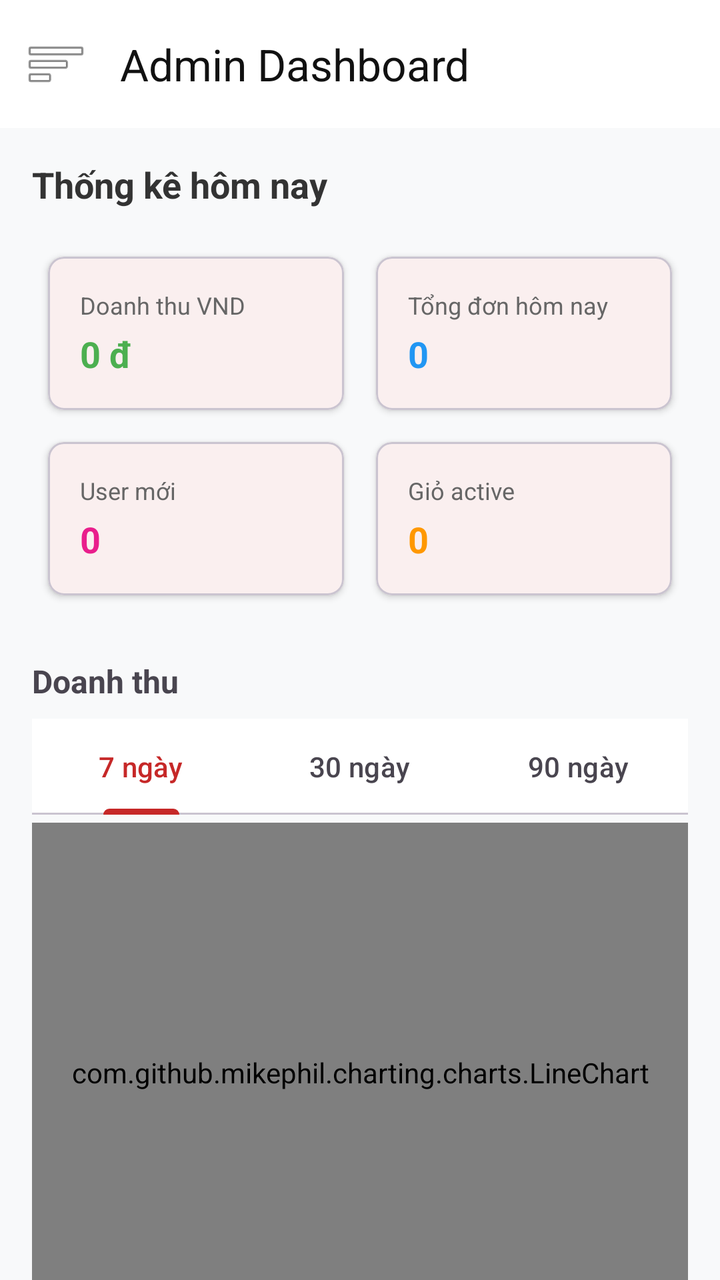
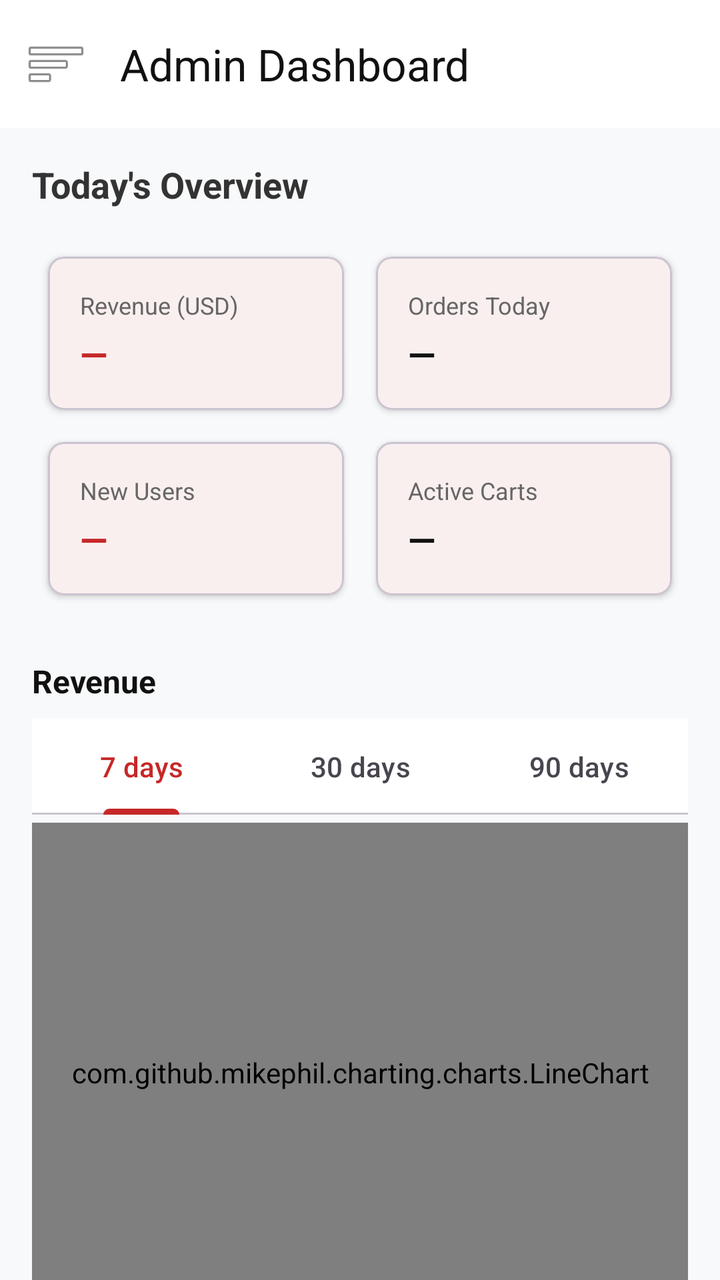

Two renders of the same Android screen: before a commit and after it. Below are the layout's source before the change and the commit's diff.
<!-- AndroidManifest.xml: application theme Theme.TirTirMCommerce -->
<!-- res/layout/activity_admin.xml -->
<?xml version="1.0" encoding="utf-8"?>
<androidx.drawerlayout.widget.DrawerLayout xmlns:android="http://schemas.android.com/apk/res/android"
    xmlns:app="http://schemas.android.com/apk/res-auto"
    xmlns:tools="http://schemas.android.com/tools"
    android:id="@+id/drawerLayoutAdmin"
    android:layout_width="match_parent"
    android:layout_height="match_parent"
    tools:openDrawer="start">

    <androidx.coordinatorlayout.widget.CoordinatorLayout
        android:layout_width="match_parent"
        android:layout_height="match_parent"
        android:background="#F8F9FA">

        <com.google.android.material.appbar.AppBarLayout
            android:layout_width="match_parent"
            android:layout_height="wrap_content">
            <androidx.appcompat.widget.Toolbar
                android:id="@+id/toolbarAdmin"
                android:layout_width="match_parent"
                android:layout_height="?attr/actionBarSize"
                android:background="#FFFFFF"
                app:title="Admin Dashboard"
                app:titleTextColor="@color/tirtir_black"
                app:navigationIcon="@android:drawable/ic_menu_sort_by_size" />
        </com.google.android.material.appbar.AppBarLayout>

        <androidx.core.widget.NestedScrollView
            android:layout_width="match_parent"
            android:layout_height="match_parent"
            app:layout_behavior="@string/appbar_scrolling_view_behavior">

            <LinearLayout
                android:layout_width="match_parent"
                android:layout_height="wrap_content"
                android:orientation="vertical"
                android:padding="16dp">

                <TextView
                    android:id="@+id/tvAdminSubtitle"
                    android:layout_width="wrap_content"
                    android:layout_height="wrap_content"
                    android:text="Thống kê hôm nay"
                    android:textSize="18sp"
                    android:textStyle="bold"
                    android:textColor="#333333"
                    android:layout_marginBottom="16dp" />

                
                <GridLayout
                    android:layout_width="match_parent"
                    android:layout_height="wrap_content"
                    android:columnCount="2"
                    android:rowCount="2"
                    android:layout_marginBottom="24dp">

                    <com.google.android.material.card.MaterialCardView
                        android:layout_width="0dp"
                        android:layout_height="wrap_content"
                        android:layout_columnWeight="1"
                        android:layout_margin="8dp"
                        app:cardElevation="2dp"
                        app:cardCornerRadius="8dp">
                        <LinearLayout android:orientation="vertical" android:padding="16dp" android:layout_width="match_parent" android:layout_height="wrap_content">
                            <TextView android:text="Doanh thu VND" android:textSize="12sp" android:textColor="#666666" android:layout_width="wrap_content" android:layout_height="wrap_content"/>
                            <TextView android:id="@+id/tvRevenue" android:text="0 đ" android:textSize="18sp" android:textStyle="bold" android:textColor="#4CAF50" android:layout_width="wrap_content" android:layout_height="wrap_content" android:layout_marginTop="4dp"/>
                        </LinearLayout>
                    </com.google.android.material.card.MaterialCardView>

                    <com.google.android.material.card.MaterialCardView
                        android:layout_width="0dp"
                        android:layout_height="wrap_content"
                        android:layout_columnWeight="1"
                        android:layout_margin="8dp"
                        app:cardElevation="2dp"
                        app:cardCornerRadius="8dp">
                        <LinearLayout android:orientation="vertical" android:padding="16dp" android:layout_width="match_parent" android:layout_height="wrap_content">
                            <TextView android:text="Tổng đơn hôm nay" android:textSize="12sp" android:textColor="#666666" android:layout_width="wrap_content" android:layout_height="wrap_content"/>
                            <TextView android:id="@+id/tvOrders" android:text="0" android:textSize="18sp" android:textStyle="bold" android:textColor="#2196F3" android:layout_width="wrap_content" android:layout_height="wrap_content" android:layout_marginTop="4dp"/>
                        </LinearLayout>
                    </com.google.android.material.card.MaterialCardView>

                    <com.google.android.material.card.MaterialCardView
                        android:layout_width="0dp"
                        android:layout_height="wrap_content"
                        android:layout_columnWeight="1"
                        android:layout_margin="8dp"
                        app:cardElevation="2dp"
                        app:cardCornerRadius="8dp">
                        <LinearLayout android:orientation="vertical" android:padding="16dp" android:layout_width="match_parent" android:layout_height="wrap_content">
                            <TextView android:text="User mới" android:textSize="12sp" android:textColor="#666666" android:layout_width="wrap_content" android:layout_height="wrap_content"/>
                            <TextView android:id="@+id/tvUsers" android:text="0" android:textSize="18sp" android:textStyle="bold" android:textColor="#E91E8C" android:layout_width="wrap_content" android:layout_height="wrap_content" android:layout_marginTop="4dp"/>
                        </LinearLayout>
                    </com.google.android.material.card.MaterialCardView>

                    <com.google.android.material.card.MaterialCardView
                        android:layout_width="0dp"
                        android:layout_height="wrap_content"
                        android:layout_columnWeight="1"
                        android:layout_margin="8dp"
                        app:cardElevation="2dp"
                        app:cardCornerRadius="8dp">
                        <LinearLayout android:orientation="vertical" android:padding="16dp" android:layout_width="match_parent" android:layout_height="wrap_content">
                            <TextView android:text="Giỏ active" android:textSize="12sp" android:textColor="#666666" android:layout_width="wrap_content" android:layout_height="wrap_content"/>
                            <TextView android:id="@+id/tvVisits" android:text="0" android:textSize="18sp" android:textStyle="bold" android:textColor="#FF9800" android:layout_width="wrap_content" android:layout_height="wrap_content" android:layout_marginTop="4dp"/>
                        </LinearLayout>
                    </com.google.android.material.card.MaterialCardView>

                </GridLayout>

                <TextView
                    android:layout_width="wrap_content"
                    android:layout_height="wrap_content"
                    android:text="Doanh thu"
                    android:textSize="16sp"
                    android:textStyle="bold"
                    android:layout_marginBottom="8dp"/>

                <com.google.android.material.tabs.TabLayout
                    android:id="@+id/tabLayoutTime"
                    android:layout_width="match_parent"
                    android:layout_height="wrap_content"
                    android:layout_marginBottom="4dp"
                    app:tabGravity="fill"
                    app:tabMode="fixed"
                    app:tabIndicatorColor="@color/tirtir_red_primary"
                    app:tabSelectedTextColor="@color/tirtir_red_primary">
                    <com.google.android.material.tabs.TabItem android:text="7 ngày" />
                    <com.google.android.material.tabs.TabItem android:text="30 ngày" />
                    <com.google.android.material.tabs.TabItem android:text="90 ngày" />
                </com.google.android.material.tabs.TabLayout>

                <com.github.mikephil.charting.charts.LineChart
                    android:id="@+id/lineChartRevenue"
                    android:layout_width="match_parent"
                    android:layout_height="250dp"
                    android:layout_marginBottom="24dp"/>

                <TextView
                    android:layout_width="wrap_content"
                    android:layout_height="wrap_content"
                    android:text="Top 5 sản phẩm bán chạy"
                    android:textSize="16sp"
                    android:textStyle="bold"
                    android:layout_marginBottom="8dp"/>
                <com.github.mikephil.charting.charts.BarChart
                    android:id="@+id/barChartProducts"
                    android:layout_width="match_parent"
                    android:layout_height="250dp"
                    android:layout_marginBottom="24dp"/>

                <TextView
                    android:layout_width="wrap_content"
                    android:layout_height="wrap_content"
                    android:text="Doanh số theo danh mục"
                    android:textSize="16sp"
                    android:textStyle="bold"
                    android:layout_marginBottom="8dp"/>
                <com.github.mikephil.charting.charts.PieChart
                    android:id="@+id/pieChartCategory"
                    android:layout_width="match_parent"
                    android:layout_height="250dp"
                    android:layout_marginBottom="32dp"/>

            </LinearLayout>
        </androidx.core.widget.NestedScrollView>

    </androidx.coordinatorlayout.widget.CoordinatorLayout>

    <com.google.android.material.navigation.NavigationView
        android:id="@+id/navigationViewAdmin"
        android:layout_width="wrap_content"
        android:layout_height="match_parent"
        android:layout_gravity="start"
        app:headerLayout="@layout/nav_header_main"
        app:menu="@menu/admin_drawer_menu" />

</androidx.drawerlayout.widget.DrawerLayout>
<!-- res/layout/nav_header_main.xml (included above) -->
<?xml version="1.0" encoding="utf-8"?>
<LinearLayout xmlns:android="http://schemas.android.com/apk/res/android"
    android:layout_width="match_parent"
    android:layout_height="176dp"
    android:background="@color/tirtir_red_primary"
    android:gravity="bottom"
    android:orientation="vertical"
    android:padding="16dp"
    android:theme="@style/ThemeOverlay.AppCompat.Dark">

    <ImageView
        android:layout_width="64dp"
        android:layout_height="64dp"
        android:src="@drawable/ic_logo_black"
        android:contentDescription="Admin Logo" />

    <TextView
        android:layout_width="match_parent"
        android:layout_height="wrap_content"
        android:paddingTop="8dp"
        android:text="TirTir Admin"
        android:textAppearance="@style/TextAppearance.AppCompat.Body1"
        android:textStyle="bold" />

    <TextView
        android:id="@+id/tvAdminEmail"
        android:layout_width="match_parent"
        android:layout_height="wrap_content"
        android:text="admin@tirtir.com" />

</LinearLayout>
<!-- resources referenced by this layout -->
<resources>
  <color name="tirtir_black">#111111</color>
  <color name="tirtir_red_primary">#C62828</color>
  <!-- drawable ic_logo_black: webp bitmap (drawable, 2134 bytes) -->
  <style name="Theme.TirTirMCommerce" parent="Base.Theme.TirTirMCommerce" />
  <style name="Base.Theme.TirTirMCommerce" parent="Theme.Material3.DayNight.NoActionBar">
          
          <item name="colorPrimary">@color/tirtir_red_primary</item>
          <item name="colorPrimaryDark">@color/tirtir_red_dark</item>
          <item name="colorPrimaryContainer">@color/tirtir_red_surface</item>
  
          
          <item name="colorOnPrimary">@color/tirtir_white</item>
          <item name="colorOnPrimaryContainer">@color/tirtir_red_primary</item>
  
          
          <item name="colorSecondary">@color/tirtir_black</item>
          <item name="colorOnSecondary">@color/tirtir_white</item>
  
          
          <item name="colorSurface">@color/tirtir_white</item>
          <item name="colorOnSurface">@color/tirtir_black</item>
          <item name="colorSurfaceVariant">@color/tirtir_off_white</item>
  
          
          <item name="android:windowBackground">@color/tirtir_off_white</item>
          <item name="android:statusBarColor">@color/tirtir_white</item>
          <item name="android:windowLightStatusBar">true</item>
  
          
          <item name="colorError">@color/tirtir_error</item>
      </style>
  <color name="tirtir_red_dark">#8E0000</color>
  <color name="tirtir_red_surface">#FFEBEE</color>
  <color name="tirtir_white">#FFFFFF</color>
  <color name="tirtir_off_white">#F8F8F8</color>
  <color name="tirtir_error">#D32F2F</color>
</resources>

<!-- the commit's change to res/layout/activity_admin.xml (unified diff, before → after) -->
@@ -40,7 +40,7 @@
                     android:id="@+id/tvAdminSubtitle"
                     android:layout_width="wrap_content"
                     android:layout_height="wrap_content"
-                    android:text="Thống kê hôm nay"
+                    android:text="Today's Overview"
                     android:textSize="18sp"
                     android:textStyle="bold"
                     android:textColor="#333333"
@@ -62,47 +62,47 @@
                         app:cardElevation="2dp"
                         app:cardCornerRadius="8dp">
                         <LinearLayout android:orientation="vertical" android:padding="16dp" android:layout_width="match_parent" android:layout_height="wrap_content">
-                            <TextView android:text="Doanh thu VND" android:textSize="12sp" android:textColor="#666666" android:layout_width="wrap_content" android:layout_height="wrap_content"/>
-                            <TextView android:id="@+id/tvRevenue" android:text="0 đ" android:textSize="18sp" android:textStyle="bold" android:textColor="#4CAF50" android:layout_width="wrap_content" android:layout_height="wrap_content" android:layout_marginTop="4dp"/>
-                        </LinearLayout>
-                    </com.google.android.material.card.MaterialCardView>
-
-                    <com.google.android.material.card.MaterialCardView
-                        android:layout_width="0dp"
-                        android:layout_height="wrap_content"
-                        android:layout_columnWeight="1"
-                        android:layout_margin="8dp"
-                        app:cardElevation="2dp"
-                        app:cardCornerRadius="8dp">
-                        <LinearLayout android:orientation="vertical" android:padding="16dp" android:layout_width="match_parent" android:layout_height="wrap_content">
-                            <TextView android:text="Tổng đơn hôm nay" android:textSize="12sp" android:textColor="#666666" android:layout_width="wrap_content" android:layout_height="wrap_content"/>
-                            <TextView android:id="@+id/tvOrders" android:text="0" android:textSize="18sp" android:textStyle="bold" android:textColor="#2196F3" android:layout_width="wrap_content" android:layout_height="wrap_content" android:layout_marginTop="4dp"/>
-                        </LinearLayout>
-                    </com.google.android.material.card.MaterialCardView>
-
-                    <com.google.android.material.card.MaterialCardView
-                        android:layout_width="0dp"
-                        android:layout_height="wrap_content"
-                        android:layout_columnWeight="1"
-                        android:layout_margin="8dp"
-                        app:cardElevation="2dp"
-                        app:cardCornerRadius="8dp">
-                        <LinearLayout android:orientation="vertical" android:padding="16dp" android:layout_width="match_parent" android:layout_height="wrap_content">
-                            <TextView android:text="User mới" android:textSize="12sp" android:textColor="#666666" android:layout_width="wrap_content" android:layout_height="wrap_content"/>
-                            <TextView android:id="@+id/tvUsers" android:text="0" android:textSize="18sp" android:textStyle="bold" android:textColor="#E91E8C" android:layout_width="wrap_content" android:layout_height="wrap_content" android:layout_marginTop="4dp"/>
-                        </LinearLayout>
-                    </com.google.android.material.card.MaterialCardView>
-
-                    <com.google.android.material.card.MaterialCardView
-                        android:layout_width="0dp"
-                        android:layout_height="wrap_content"
-                        android:layout_columnWeight="1"
-                        android:layout_margin="8dp"
-                        app:cardElevation="2dp"
-                        app:cardCornerRadius="8dp">
-                        <LinearLayout android:orientation="vertical" android:padding="16dp" android:layout_width="match_parent" android:layout_height="wrap_content">
-                            <TextView android:text="Giỏ active" android:textSize="12sp" android:textColor="#666666" android:layout_width="wrap_content" android:layout_height="wrap_content"/>
-                            <TextView android:id="@+id/tvVisits" android:text="0" android:textSize="18sp" android:textStyle="bold" android:textColor="#FF9800" android:layout_width="wrap_content" android:layout_height="wrap_content" android:layout_marginTop="4dp"/>
+                            <TextView android:text="Revenue (USD)" android:textSize="12sp" android:textColor="#666666" android:layout_width="wrap_content" android:layout_height="wrap_content"/>
+                            <TextView android:id="@+id/tvRevenue" android:text="—" android:textSize="18sp" android:textStyle="bold" android:textColor="@color/tirtir_red_primary" android:layout_width="wrap_content" android:layout_height="wrap_content" android:layout_marginTop="4dp"/>
+                        </LinearLayout>
+                    </com.google.android.material.card.MaterialCardView>
+
+                    <com.google.android.material.card.MaterialCardView
+                        android:layout_width="0dp"
+                        android:layout_height="wrap_content"
+                        android:layout_columnWeight="1"
+                        android:layout_margin="8dp"
+                        app:cardElevation="2dp"
+                        app:cardCornerRadius="8dp">
+                        <LinearLayout android:orientation="vertical" android:padding="16dp" android:layout_width="match_parent" android:layout_height="wrap_content">
+                            <TextView android:text="Orders Today" android:textSize="12sp" android:textColor="#666666" android:layout_width="wrap_content" android:layout_height="wrap_content"/>
+                            <TextView android:id="@+id/tvOrders" android:text="—" android:textSize="18sp" android:textStyle="bold" android:textColor="@color/tirtir_black" android:layout_width="wrap_content" android:layout_height="wrap_content" android:layout_marginTop="4dp"/>
+                        </LinearLayout>
+                    </com.google.android.material.card.MaterialCardView>
+
+                    <com.google.android.material.card.MaterialCardView
+                        android:layout_width="0dp"
+                        android:layout_height="wrap_content"
+                        android:layout_columnWeight="1"
+                        android:layout_margin="8dp"
+                        app:cardElevation="2dp"
+                        app:cardCornerRadius="8dp">
+                        <LinearLayout android:orientation="vertical" android:padding="16dp" android:layout_width="match_parent" android:layout_height="wrap_content">
+                            <TextView android:text="New Users" android:textSize="12sp" android:textColor="#666666" android:layout_width="wrap_content" android:layout_height="wrap_content"/>
+                            <TextView android:id="@+id/tvUsers" android:text="—" android:textSize="18sp" android:textStyle="bold" android:textColor="@color/tirtir_red_primary" android:layout_width="wrap_content" android:layout_height="wrap_content" android:layout_marginTop="4dp"/>
+                        </LinearLayout>
+                    </com.google.android.material.card.MaterialCardView>
+
+                    <com.google.android.material.card.MaterialCardView
+                        android:layout_width="0dp"
+                        android:layout_height="wrap_content"
+                        android:layout_columnWeight="1"
+                        android:layout_margin="8dp"
+                        app:cardElevation="2dp"
+                        app:cardCornerRadius="8dp">
+                        <LinearLayout android:orientation="vertical" android:padding="16dp" android:layout_width="match_parent" android:layout_height="wrap_content">
+                            <TextView android:text="Active Carts" android:textSize="12sp" android:textColor="#666666" android:layout_width="wrap_content" android:layout_height="wrap_content"/>
+                            <TextView android:id="@+id/tvVisits" android:text="—" android:textSize="18sp" android:textStyle="bold" android:textColor="@color/tirtir_black" android:layout_width="wrap_content" android:layout_height="wrap_content" android:layout_marginTop="4dp"/>
                         </LinearLayout>
                     </com.google.android.material.card.MaterialCardView>
 
@@ -111,9 +111,10 @@
                 <TextView
                     android:layout_width="wrap_content"
                     android:layout_height="wrap_content"
-                    android:text="Doanh thu"
+                    android:text="Revenue"
                     android:textSize="16sp"
                     android:textStyle="bold"
+                    android:textColor="@color/tirtir_black"
                     android:layout_marginBottom="8dp"/>
 
                 <com.google.android.material.tabs.TabLayout
@@ -125,9 +126,9 @@
                     app:tabMode="fixed"
                     app:tabIndicatorColor="@color/tirtir_red_primary"
                     app:tabSelectedTextColor="@color/tirtir_red_primary">
-                    <com.google.android.material.tabs.TabItem android:text="7 ngày" />
-                    <com.google.android.material.tabs.TabItem android:text="30 ngày" />
-                    <com.google.android.material.tabs.TabItem android:text="90 ngày" />
+                    <com.google.android.material.tabs.TabItem android:text="7 days" />
+                    <com.google.android.material.tabs.TabItem android:text="30 days" />
+                    <com.google.android.material.tabs.TabItem android:text="90 days" />
                 </com.google.android.material.tabs.TabLayout>
 
                 <com.github.mikephil.charting.charts.LineChart
@@ -139,7 +140,7 @@
                 <TextView
                     android:layout_width="wrap_content"
                     android:layout_height="wrap_content"
-                    android:text="Top 5 sản phẩm bán chạy"
+                    android:text="Top 5 Best Sellers"
                     android:textSize="16sp"
                     android:textStyle="bold"
                     android:layout_marginBottom="8dp"/>
@@ -152,7 +153,7 @@
                 <TextView
                     android:layout_width="wrap_content"
                     android:layout_height="wrap_content"
-                    android:text="Doanh số theo danh mục"
+                    android:text="Sales by Category"
                     android:textSize="16sp"
                     android:textStyle="bold"
                     android:layout_marginBottom="8dp"/>
